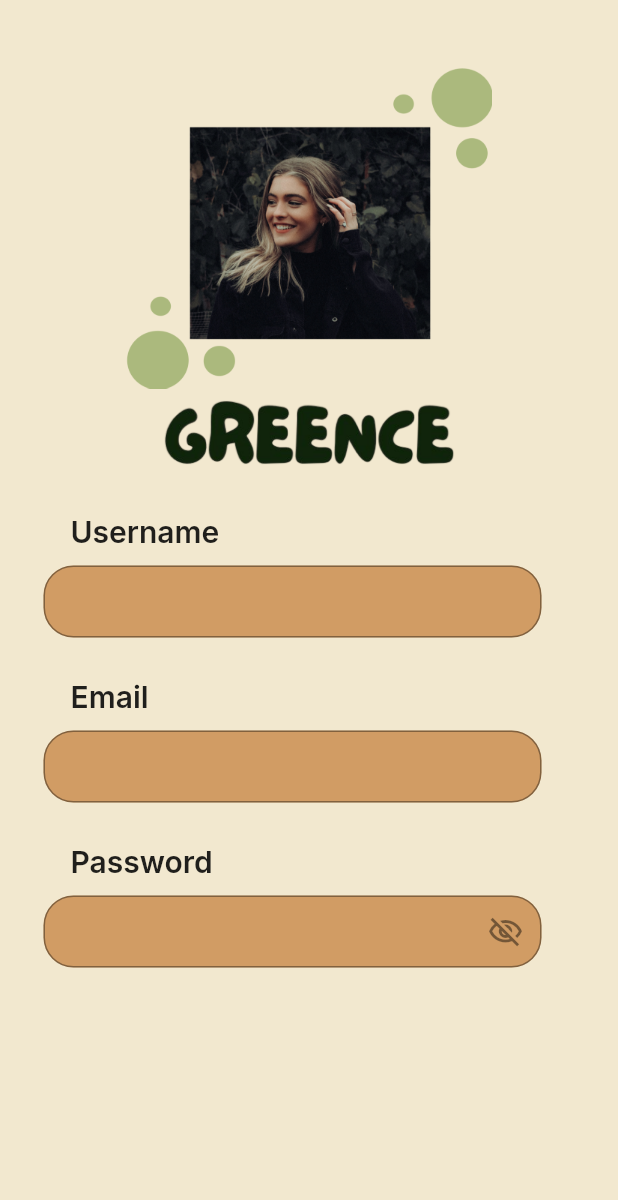
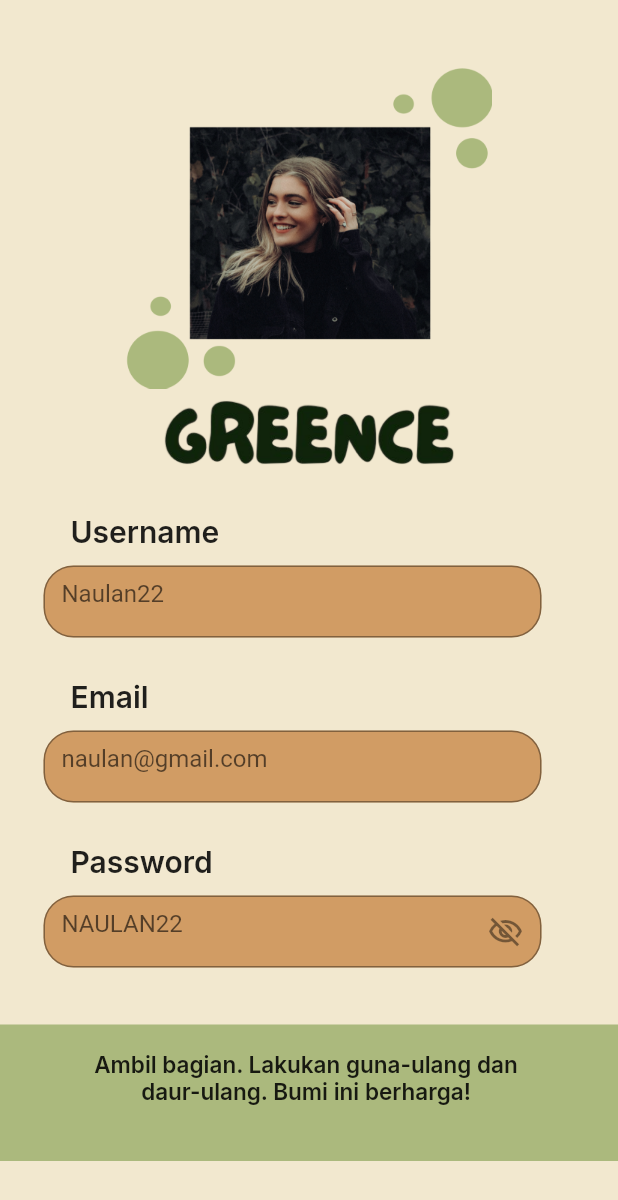
Before and after one commit to NaulanDarmawan/Flutter-NaulanDarmawan-Fundamental, a Flutter app: the AccountPage screen opened directly, on a phone screen of 412 x 824 dp. Shown: the top 1200 px of the screen. Run offline on Flutter 3.47's test engine with Material 2 defaults, Android fonts, the phone set to English and light mode, and no system bars; our stand-ins replace cloud_firestore, firebase_auth, firebase_core, google_fonts, hidden_drawer_menu, lottie; accounts and stored records are empty.

Commit message:
FIX FINAL PROJECT

```diff
--- a/lib/page/about_page.dart
+++ b/lib/page/about_page.dart
@@ -102,7 +102,8 @@ class AboutPage extends StatelessWidget {
                         children: [
                           IconButton(
                               onPressed: () async {
-                                var url = Uri.parse('');
+                                var url = Uri.parse(
+                                    'https://instagram.com/atnihs_alibanhsia?igshid=ZDdkNTZiNTM=');
                                 if (await canLaunchUrl(url)) {
                                   await launchUrl(url);
                                 } else {
@@ -113,7 +114,8 @@ class AboutPage extends StatelessWidget {
                                   'assets/images/Icon_Instagram.png')),
                           IconButton(
                               onPressed: () async {
-                                var url = Uri.parse('');
+                                var url = Uri.parse(
+                                    'https://www.linkedin.com/in/shinta-aishnabila');
                                 if (await canLaunchUrl(url)) {
                                   await launchUrl(url);
                                 } else {
@@ -124,7 +126,8 @@ class AboutPage extends StatelessWidget {
                                   'assets/images/Icon_LinkedIn.png')),
                           IconButton(
                               onPressed: () async {
-                                var url = Uri.parse('');
+                                var url = Uri.parse(
+                                    'https://twitter.com/atnihs_a?t=gIyqNRl0KxPk1WisRsV4oA&s=09');
                                 if (await canLaunchUrl(url)) {
                                   await launchUrl(url);
                                 } else {
--- a/lib/page/account_page.dart
+++ b/lib/page/account_page.dart
@@ -1,9 +1,11 @@
 import 'package:flutter/material.dart';
+import 'package:flutter_naulandarmawan_fundamental/model/authentication.dart';
 
 import '../theme.dart';
 
 class AccountPage extends StatefulWidget {
-  const AccountPage({super.key});
+  final username, email, password;
+  const AccountPage({super.key, this.username, this.email, this.password});
 
   @override
   State<AccountPage> createState() => _AccountPageState();
@@ -23,6 +25,10 @@ class _AccountPageState extends State<AccountPage> {
           const SizedBox(height: 20),
           dataUser(),
           const SizedBox(height: 38),
+          teks(),
+          const SizedBox(height: 49),
+          button(),
+          const SizedBox(height: 30),
         ],
       ),
     );
@@ -63,6 +69,7 @@ class _AccountPageState extends State<AccountPage> {
             readOnly: true,
             textAlignVertical: TextAlignVertical.top,
             decoration: InputDecoration(
+              hintText: 'Naulan22',
               border: OutlineInputBorder(
                 borderSide: const BorderSide(color: Colors.black),
                 borderRadius: BorderRadius.circular(20),
@@ -87,6 +94,7 @@ class _AccountPageState extends State<AccountPage> {
             textAlignVertical: TextAlignVertical.top,
             keyboardType: TextInputType.emailAddress,
             decoration: InputDecoration(
+              hintText: 'naulan@gmail.com',
               border: OutlineInputBorder(
                 borderSide: const BorderSide(color: Colors.black),
                 borderRadius: BorderRadius.circular(20),
@@ -111,6 +119,7 @@ class _AccountPageState extends State<AccountPage> {
             textAlignVertical: TextAlignVertical.top,
             obscureText: sembunyikan,
             decoration: InputDecoration(
+              hintText: 'NAULAN22',
               suffixIcon: IconButton(
                   onPressed: () {
                     setState(() {
@@ -130,4 +139,37 @@ class _AccountPageState extends State<AccountPage> {
       ],
     );
   }
+
+  Widget teks() {
+    return Container(
+      color: contentColor,
+      width: double.infinity,
+      height: 91,
+      child: Padding(
+        padding: const EdgeInsets.fromLTRB(44, 17, 48, 16),
+        child: Text(
+            textAlign: TextAlign.center,
+            'Ambil bagian. Lakukan guna-ulang dan daur-ulang. Bumi ini berharga!',
+            style: isiTextStyle),
+      ),
+    );
+  }
+
+  Widget button() {
+    return Padding(
+      padding: const EdgeInsets.only(left: 246, right: 30),
+      child: ElevatedButton(
+          onPressed: () {
+            AuthenticationHelper()
+                .signOut()
+                .then((_) => Navigator.pushReplacementNamed(context, '/login'));
+          },
+          style: ElevatedButton.styleFrom(
+              backgroundColor: headerColor,
+              shape: RoundedRectangleBorder(
+                borderRadius: BorderRadius.circular(27),
+              )),
+          child: Center(child: Text('Log Out', style: isiTextStyle))),
+    );
+  }
 }
```
Also changed, not shown: lib/model/authentication.dart (added, +29 -0 lines), lib/page/login_page.dart (+22 -1 lines), lib/page/register_page.dart (+22 -1 lines), 6 other files.
